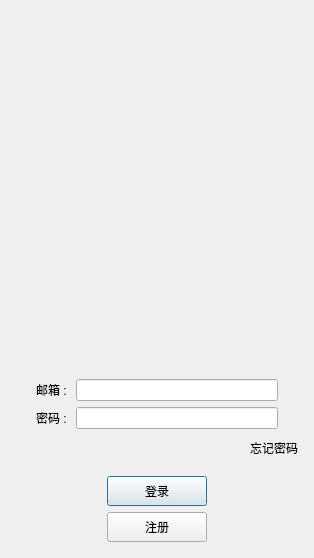
This is client/logindialog.ui in Z-G-H1/zzchat as Qt 5 draws it before an edit. The edited form follows.
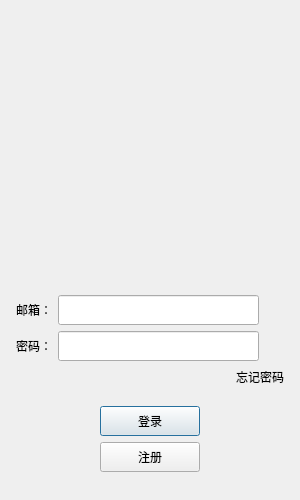
This is the edited form. Custom widgets are drawn as their Qt base class.

```diff
--- a/client/logindialog.ui
+++ b/client/logindialog.ui
@@ -2,32 +2,32 @@
 <ui version="4.0">
  <class>LoginDialog</class>
  <widget class="QDialog" name="LoginDialog">
-  <property name="enabled">
-   <bool>true</bool>
-  </property>
   <property name="geometry">
    <rect>
     <x>0</x>
     <y>0</y>
-    <width>314</width>
-    <height>558</height>
+    <width>300</width>
+    <height>500</height>
    </rect>
   </property>
   <property name="minimumSize">
    <size>
-    <width>0</width>
-    <height>0</height>
+    <width>300</width>
+    <height>500</height>
+   </size>
+  </property>
+  <property name="maximumSize">
+   <size>
+    <width>500</width>
+    <height>700</height>
    </size>
   </property>
   <property name="windowTitle">
    <string>Dialog</string>
   </property>
-  <layout class="QVBoxLayout" name="verticalLayout_2">
-   <property name="sizeConstraint">
-    <enum>QLayout::SetDefaultConstraint</enum>
-   </property>
+  <layout class="QVBoxLayout" name="verticalLayout_3">
    <item>
-    <layout class="QVBoxLayout" name="verticalLayout">
+    <layout class="QVBoxLayout" name="verticalLayout_2">
      <property name="leftMargin">
       <number>5</number>
      </property>
@@ -41,38 +41,37 @@
       <number>5</number>
      </property>
      <item>
-      <layout class="QHBoxLayout" name="horizontalLayout_7">
-       <property name="topMargin">
-        <number>0</number>
-       </property>
-       <item>
-        <widget class="QLabel" name="err_tip">
-         <property name="maximumSize">
-          <size>
-           <width>16777215</width>
-           <height>25</height>
-          </size>
-         </property>
-         <property name="text">
-          <string/>
-         </property>
-         <property name="alignment">
-          <set>Qt::AlignCenter</set>
-         </property>
-        </widget>
-       </item>
-      </layout>
-     </item>
-     <item>
-      <widget class="QWidget" name="head_widget" native="true">
+      <widget class="QLabel" name="err_tip">
        <property name="minimumSize">
         <size>
          <width>0</width>
-         <height>319</height>
+         <height>25</height>
+        </size>
+       </property>
+       <property name="maximumSize">
+        <size>
+         <width>16777215</width>
+         <height>25</height>
+        </size>
+       </property>
+       <property name="text">
+        <string/>
+       </property>
+       <property name="alignment">
+        <set>Qt::AlignCenter</set>
+       </property>
+      </widget>
+     </item>
+     <item>
+      <widget class="QWidget" name="head_widget" native="true">
+       <property name="minimumSize">
+        <size>
+         <width>200</width>
+         <height>230</height>
         </size>
        </property>
        <layout class="QGridLayout" name="gridLayout">
-        <item row="0" column="0">
+        <item row="1" column="0">
          <widget class="QLabel" name="head_label">
           <property name="minimumSize">
            <size>
@@ -80,6 +79,12 @@
             <height>200</height>
            </size>
           </property>
+          <property name="maximumSize">
+           <size>
+            <width>200</width>
+            <height>200</height>
+           </size>
+          </property>
           <property name="text">
            <string/>
           </property>
@@ -92,49 +97,132 @@
       </widget>
      </item>
      <item>
-      <layout class="QHBoxLayout" name="horizontalLayout" stretch="0,0">
-       <property name="leftMargin">
-        <number>20</number>
+      <spacer name="verticalSpacer_3">
+       <property name="orientation">
+        <enum>Qt::Vertical</enum>
        </property>
-       <property name="rightMargin">
-        <number>20</number>
+       <property name="sizeHint" stdset="0">
+        <size>
+         <width>20</width>
+         <height>40</height>
+        </size>
        </property>
-       <item>
-        <widget class="QLabel" name="user_label">
-         <property name="text">
-          <string>邮箱 : </string>
-         </property>
-        </widget>
-       </item>
-       <item>
-        <widget class="QLineEdit" name="user_edit"/>
-       </item>
-      </layout>
+      </spacer>
      </item>
      <item>
       <layout class="QHBoxLayout" name="horizontalLayout_2">
-       <property name="leftMargin">
-        <number>20</number>
-       </property>
-       <property name="rightMargin">
-        <number>20</number>
-       </property>
+       <item>
+        <widget class="QLabel" name="email_lb">
+         <property name="minimumSize">
+          <size>
+           <width>0</width>
+           <height>25</height>
+          </size>
+         </property>
+         <property name="maximumSize">
+          <size>
+           <width>16777215</width>
+           <height>25</height>
+          </size>
+         </property>
+         <property name="text">
+          <string>邮箱：</string>
+         </property>
+        </widget>
+       </item>
+       <item>
+        <widget class="QLineEdit" name="email_edit">
+         <property name="minimumSize">
+          <size>
+           <width>0</width>
+           <height>30</height>
+          </size>
+         </property>
+         <property name="maximumSize">
+          <size>
+           <width>16777215</width>
+           <height>30</height>
+          </size>
+         </property>
+        </widget>
+       </item>
+       <item>
+        <spacer name="horizontalSpacer_6">
+         <property name="orientation">
+          <enum>Qt::Horizontal</enum>
+         </property>
+         <property name="sizeType">
+          <enum>QSizePolicy::Fixed</enum>
+         </property>
+         <property name="sizeHint" stdset="0">
+          <size>
+           <width>25</width>
+           <height>20</height>
+          </size>
+         </property>
+        </spacer>
+       </item>
+      </layout>
+     </item>
+     <item>
+      <layout class="QHBoxLayout" name="horizontalLayout_3">
        <item>
         <widget class="QLabel" name="pass_label">
+         <property name="minimumSize">
+          <size>
+           <width>0</width>
+           <height>25</height>
+          </size>
+         </property>
+         <property name="maximumSize">
+          <size>
+           <width>16777215</width>
+           <height>25</height>
+          </size>
+         </property>
          <property name="text">
-          <string>密码 : </string>
+          <string>密码：</string>
          </property>
         </widget>
        </item>
        <item>
-        <widget class="QLineEdit" name="pass_edit"/>
+        <widget class="QLineEdit" name="pass_edit">
+         <property name="minimumSize">
+          <size>
+           <width>0</width>
+           <height>30</height>
+          </size>
+         </property>
+         <property name="maximumSize">
+          <size>
+           <width>16777215</width>
+           <height>30</height>
+          </size>
+         </property>
+        </widget>
+       </item>
+       <item>
+        <spacer name="horizontalSpacer_7">
+         <property name="orientation">
+          <enum>Qt::Horizontal</enum>
+         </property>
+         <property name="sizeType">
+          <enum>QSizePolicy::Fixed</enum>
+         </property>
+         <property name="sizeHint" stdset="0">
+          <size>
+           <width>25</width>
+           <height>20</height>
+          </size>
+         </property>
+        </spacer>
        </item>
       </layout>
      </item>
      <item>
-      <layout class="QHBoxLayout" name="horizontalLayout_5">
+      <layout class="QHBoxLayout" name="horizontalLayout_4">
        <item>
-        <spacer name="horizontalSpacer_5">
+        <spacer name="horizontalSpacer">
          <property name="orientation">
           <enum>Qt::Horizontal</enum>
          </property>
@@ -148,18 +236,6 @@
        </item>
        <item>
         <widget class="ClickedLabel" name="forget_label">
-         <property name="minimumSize">
-          <size>
-           <width>0</width>
-           <height>25</height>
-          </size>
-         </property>
-         <property name="maximumSize">
-          <size>
-           <width>16777215</width>
-           <height>25</height>
-          </size>
-         </property>
          <property name="text">
           <string>忘记密码</string>
          </property>
@@ -168,23 +244,20 @@
       </layout>
      </item>
      <item>
-      <spacer name="verticalSpacer">
+      <spacer name="verticalSpacer_2">
        <property name="orientation">
         <enum>Qt::Vertical</enum>
        </property>
-       <property name="sizeType">
-        <enum>QSizePolicy::Fixed</enum>
-       </property>
        <property name="sizeHint" stdset="0">
         <size>
-         <width>10</width>
-         <height>10</height>
+         <width>20</width>
+         <height>40</height>
         </size>
        </property>
       </spacer>
      </item>
      <item>
-      <layout class="QHBoxLayout" name="horizontalLayout_3">
+      <layout class="QHBoxLayout" name="horizontalLayout_5">
        <item>
         <spacer name="horizontalSpacer_2">
          <property name="orientation">
@@ -206,35 +279,12 @@
            <height>30</height>
           </size>
          </property>
-         <property name="maximumSize">
-          <size>
-           <width>50</width>
-           <height>16777215</height>
-          </size>
-         </property>
          <property name="text">
           <string>登录</string>
          </property>
         </widget>
        </item>
        <item>
-        <spacer name="horizontalSpacer">
-         <property name="orientation">
-          <enum>Qt::Horizontal</enum>
-         </property>
-         <property name="sizeHint" stdset="0">
-          <size>
-           <width>40</width>
-           <height>20</height>
-          </size>
-         </property>
-        </spacer>
-       </item>
-      </layout>
-     </item>
-     <item>
-      <layout class="QHBoxLayout" name="horizontalLayout_4">
-       <item>
         <spacer name="horizontalSpacer_3">
          <property name="orientation">
           <enum>Qt::Horizontal</enum>
@@ -247,25 +297,10 @@
          </property>
         </spacer>
        </item>
-       <item>
-        <widget class="QPushButton" name="register_btn">
-         <property name="minimumSize">
-          <size>
-           <width>100</width>
-           <height>30</height>
-          </size>
-         </property>
-         <property name="maximumSize">
-          <size>
-           <width>50</width>
-           <height>16777215</height>
-          </size>
-         </property>
-         <property name="text">
-          <string>注册</string>
-         </property>
-        </widget>
-       </item>
+      </layout>
+     </item>
+     <item>
+      <layout class="QHBoxLayout" name="horizontalLayout_6">
        <item>
         <spacer name="horizontalSpacer_4">
          <property name="orientation">
@@ -279,8 +314,47 @@
          </property>
         </spacer>
        </item>
+       <item>
+        <widget class="QPushButton" name="reg_btn">
+         <property name="minimumSize">
+          <size>
+           <width>100</width>
+           <height>30</height>
+          </size>
+         </property>
+         <property name="text">
+          <string>注册</string>
+         </property>
+        </widget>
+       </item>
+       <item>
+        <spacer name="horizontalSpacer_5">
+         <property name="orientation">
+          <enum>Qt::Horizontal</enum>
+         </property>
+         <property name="sizeHint" stdset="0">
+          <size>
+           <width>40</width>
+           <height>20</height>
+          </size>
+         </property>
+        </spacer>
+       </item>
       </layout>
      </item>
+     <item>
+      <spacer name="verticalSpacer">
+       <property name="orientation">
+        <enum>Qt::Vertical</enum>
+       </property>
+       <property name="sizeHint" stdset="0">
+        <size>
+         <width>20</width>
+         <height>40</height>
+        </size>
+       </property>
+      </spacer>
+     </item>
     </layout>
    </item>
   </layout>
```
Left out of the diff: 3 changed lines with no effect on the pictures.
